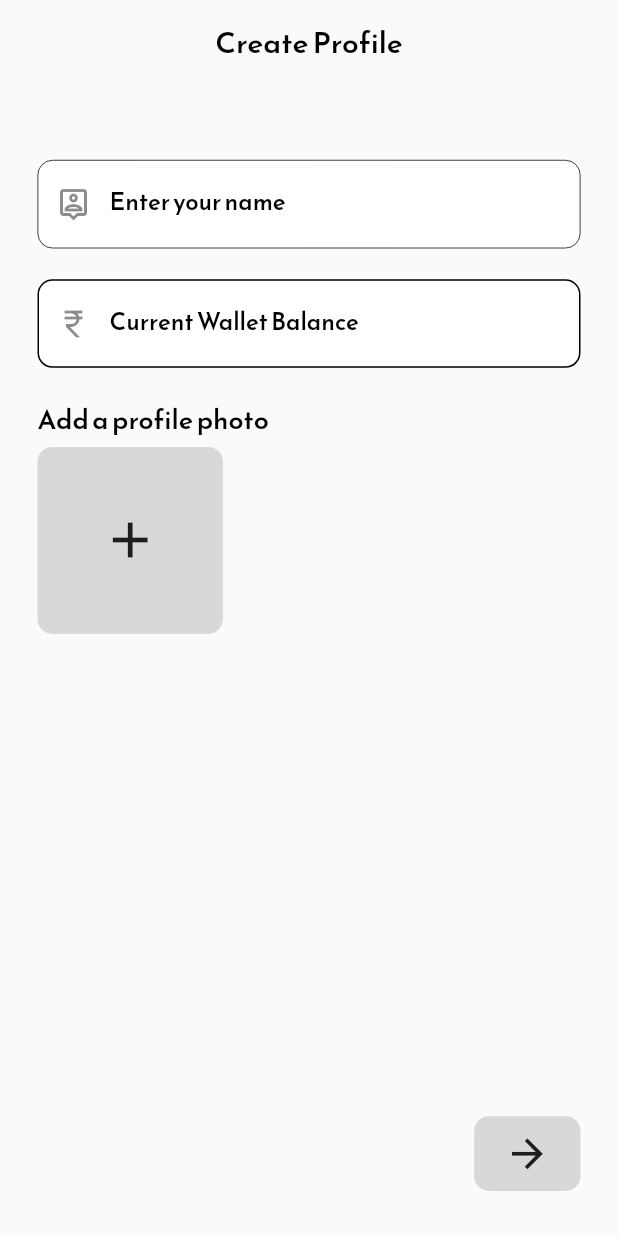
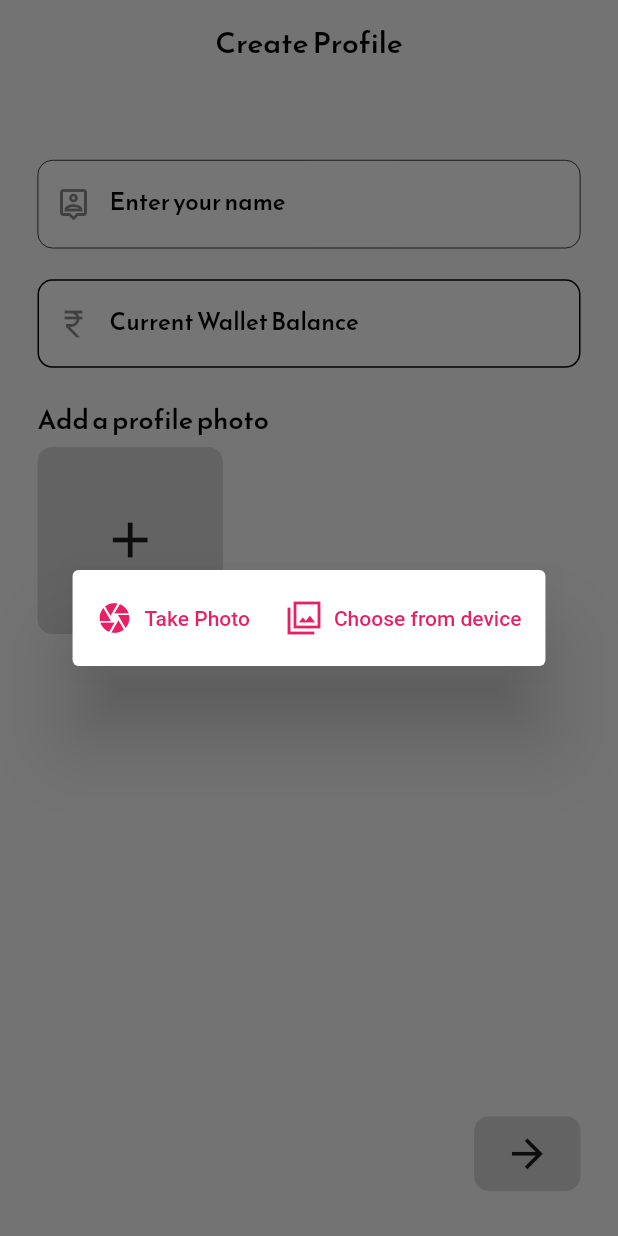
Before and after one commit to Mn-Rafi/Wallet-Assist-, a Flutter app: the ScreenProfile screen opened directly, after a tap on the "add" icon, on a phone screen of 412 x 824 dp. Run offline on Flutter 3.47's test engine with Material 2 defaults, Android fonts, the phone set to English and light mode, and no system bars; our stand-ins replace flutter_screenutil, font_awesome_flutter, hive, hive_flutter, image_picker, shared_preferences and 2 more; accounts and stored records are empty.

Commit message:
profile updated

```diff
--- a/lib/First Profile/screen_first_profile.dart
+++ b/lib/First Profile/screen_first_profile.dart
@@ -23,9 +23,9 @@ class _ScreenProfileState extends State<ScreenProfile> {
   String initialBalance = '0';
   String userName = '';
 
-  chooseImage() async {
+  chooseImage(ImageSource source) async {
     final ImagePicker _picker = ImagePicker();
-    final XFile? image = await _picker.pickImage(source: ImageSource.gallery);
+    final XFile? image = await _picker.pickImage(source: source);
 
     setState(() {
       _imageFile = image;
@@ -90,7 +90,25 @@ class _ScreenProfileState extends State<ScreenProfile> {
                       ),
                       customSpaceOne,
                       GestureDetector(
-                        onTap: () => chooseImage(),
+                        onTap: () => showDialog(
+                            context: context,
+                            builder: (ctx) => AlertDialog(
+                                  actions: [
+                                    TextButton.icon(
+                                        onPressed: () {
+                                            chooseImage(ImageSource.camera);
+                                            Navigator.pop(ctx);},
+                                        icon: const Icon(Icons.camera),
+                                        label: const Text('Take Photo')),
+                                    TextButton.icon(
+                                        onPressed: () {
+                                            chooseImage(ImageSource.gallery);
+                                            Navigator.pop(ctx);},
+                                        icon: const Icon(Icons.filter_sharp),
+                                        label:
+                                            const Text('Choose from device')),
+                                  ],
+                                )),
                         child: AddImageContainerOne(
                           imagePath: _imageFile,
                         ),
--- a/lib/add transaction page/custom_textfield.dart
+++ b/lib/add transaction page/custom_textfield.dart
@@ -1,4 +1,5 @@
 import 'package:flutter/material.dart';
+import 'package:flutter/services.dart';
 
 import 'package:money_manager_app/customs/custom_text_and_color.dart';
 
@@ -15,7 +16,7 @@ class CustomTextFieldTwo extends StatelessWidget {
     required this.prefixIcon,
     this.keyboardType = TextInputType.number,
     required this.onChanged,
-    this.initialValue='',
+    this.initialValue = '',
   }) : super(key: key);
 
   @override
@@ -52,6 +53,8 @@ class CustomTextFieldTwo extends StatelessWidget {
   }
 }
 
+RegExp numberReg = RegExp(r'^(?:[+0]9)?[0-9]{10}$');
+
 class CustomTextFieldFour extends StatelessWidget {
   String? labelText;
   Icon prefixIcon;
@@ -69,6 +72,9 @@ class CustomTextFieldFour extends StatelessWidget {
   @override
   Widget build(BuildContext context) {
     return TextFormField(
+      inputFormatters: [
+        FilteringTextInputFormatter.allow(RegExp(r'(^\d*\.?\d*)'))
+      ],
       validator: (value) {
         if (value != null && value.isEmpty) {
           return 'Enter a valid amount';
--- a/lib/homePage/screen_homepage.dart
+++ b/lib/homePage/screen_homepage.dart
@@ -97,7 +97,7 @@ class _ScreenHomePageState extends State<ScreenHomePage> {
                           ],
                         ),
                         CustomContainerForImage(
-                            imagePath: profileDetails[0].imageUrl.toString()),
+                            imagePath: profileDetails[0].imageUrl?.toString()),
                       ],
                     ),
                     SizedBox(
--- a/lib/profile page/screen_profile.dart
+++ b/lib/profile page/screen_profile.dart
@@ -42,7 +42,7 @@ class _ScreenProfileDetailsState extends State<ScreenProfileDetails> {
                     crossAxisAlignment: CrossAxisAlignment.start,
                     children: [
                       CustomContainerForImageProfile(
-                          imagePath: profileDetails[0].imageUrl.toString()),
+                          imagePath: profileDetails[0].imageUrl?.toString()),
                       Text(
                         profileDetails[0].nameofUser.toString(),
                         style: customTextStyleOne(fontSize: 22),
@@ -56,7 +56,7 @@ class _ScreenProfileDetailsState extends State<ScreenProfileDetails> {
                                         profileDetails[0].initialWalletBalance,
                                     initialName: profileDetails[0].nameofUser,
                                     initialUrl:
-                                        profileDetails[0].imageUrl.toString(),
+                                        profileDetails[0].imageUrl?.toString(),
                                   )),
                           child: Row(
                             children: [
```
Also changed, not shown: lib/homePage/widgets/custom_widgets.dart (+13 -6 lines), lib/profile page/wifgets_of_profile.dart (+59 -18 lines).
